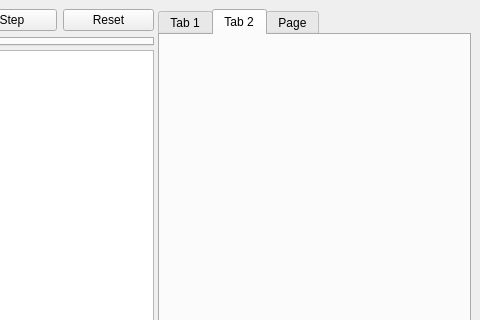
Old version of the form ui/mainwindow.ui in the repository godinhojoao/ProjetoPS; both pictures show x 817 to 1297 and y 0 to 320 of the 1297 by 716 pixel window.
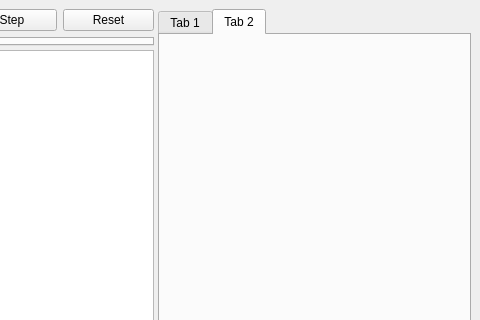
New version of the form. The open tabs and pages were chosen to show the change.

```diff
--- a/ui/mainwindow.ui
+++ b/ui/mainwindow.ui
@@ -124,11 +124,6 @@
          <string>Tab 2</string>
         </attribute>
        </widget>
-       <widget class="QWidget" name="Linker">
-        <attribute name="title">
-         <string>Page</string>
-        </attribute>
-       </widget>
       </widget>
      </widget>
     </item>
```
Left out of the diff: 2 changed lines with no effect on the pictures.
